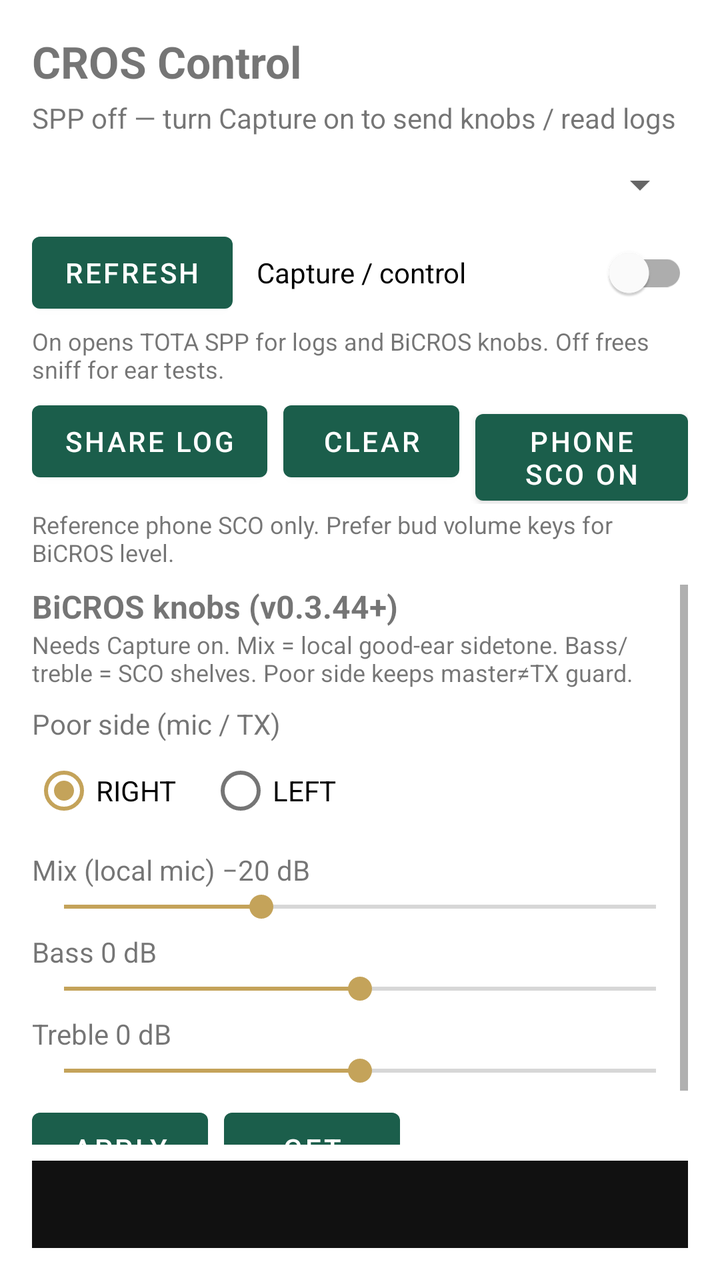
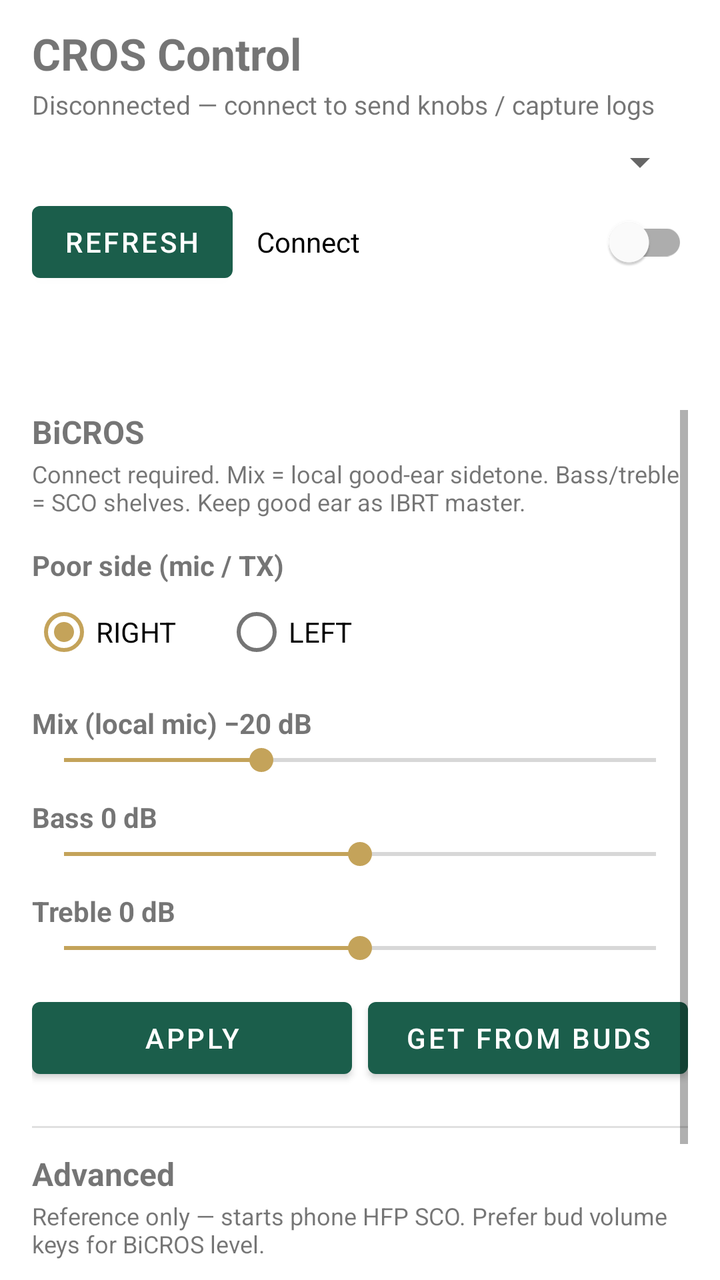

Screens rendered from an Android XML layout before and after an edit, with the pre-edit source and the edit as a unified diff.
<!-- AndroidManifest.xml: application theme Theme.CrosLog -->
<!-- res/layout/activity_main.xml -->
<?xml version="1.0" encoding="utf-8"?>
<androidx.constraintlayout.widget.ConstraintLayout xmlns:android="http://schemas.android.com/apk/res/android"
    xmlns:app="http://schemas.android.com/apk/res-auto"
    android:layout_width="match_parent"
    android:layout_height="match_parent"
    android:padding="16dp">

    <TextView
        android:id="@+id/titleText"
        android:layout_width="0dp"
        android:layout_height="wrap_content"
        android:text="@string/app_name"
        android:textSize="22sp"
        android:textStyle="bold"
        app:layout_constraintEnd_toEndOf="parent"
        app:layout_constraintStart_toStartOf="parent"
        app:layout_constraintTop_toTopOf="parent" />

    <TextView
        android:id="@+id/statusText"
        android:layout_width="0dp"
        android:layout_height="wrap_content"
        android:layout_marginTop="4dp"
        android:text="@string/status_idle"
        app:layout_constraintEnd_toEndOf="parent"
        app:layout_constraintStart_toStartOf="parent"
        app:layout_constraintTop_toBottomOf="@id/titleText" />

    <Spinner
        android:id="@+id/deviceSpinner"
        android:layout_width="0dp"
        android:layout_height="wrap_content"
        android:layout_marginTop="12dp"
        app:layout_constraintEnd_toEndOf="parent"
        app:layout_constraintStart_toStartOf="parent"
        app:layout_constraintTop_toBottomOf="@id/statusText" />

    <LinearLayout
        android:id="@+id/controlRow"
        android:layout_width="0dp"
        android:layout_height="wrap_content"
        android:layout_marginTop="8dp"
        android:gravity="center_vertical"
        android:orientation="horizontal"
        app:layout_constraintEnd_toEndOf="parent"
        app:layout_constraintStart_toStartOf="parent"
        app:layout_constraintTop_toBottomOf="@id/deviceSpinner">

        <Button
            android:id="@+id/refreshButton"
            android:layout_width="wrap_content"
            android:layout_height="wrap_content"
            android:text="@string/refresh" />

        <com.google.android.material.switchmaterial.SwitchMaterial
            android:id="@+id/loggingSwitch"
            android:layout_width="0dp"
            android:layout_height="wrap_content"
            android:layout_marginStart="12dp"
            android:layout_weight="1"
            android:checked="false"
            android:text="@string/logging_toggle" />
    </LinearLayout>

    <TextView
        android:id="@+id/loggingHint"
        android:layout_width="0dp"
        android:layout_height="wrap_content"
        android:layout_marginTop="2dp"
        android:text="@string/logging_hint"
        android:textSize="12sp"
        app:layout_constraintEnd_toEndOf="parent"
        app:layout_constraintStart_toStartOf="parent"
        app:layout_constraintTop_toBottomOf="@id/controlRow" />

    <LinearLayout
        android:id="@+id/actionRow"
        android:layout_width="0dp"
        android:layout_height="wrap_content"
        android:layout_marginTop="4dp"
        android:orientation="horizontal"
        app:layout_constraintEnd_toEndOf="parent"
        app:layout_constraintStart_toStartOf="parent"
        app:layout_constraintTop_toBottomOf="@id/loggingHint">

        <Button
            android:id="@+id/shareButton"
            android:layout_width="wrap_content"
            android:layout_height="wrap_content"
            android:text="@string/share" />

        <Button
            android:id="@+id/clearButton"
            android:layout_width="wrap_content"
            android:layout_height="wrap_content"
            android:layout_marginStart="8dp"
            android:text="@string/clear" />

        <Button
            android:id="@+id/scoButton"
            android:layout_width="wrap_content"
            android:layout_height="wrap_content"
            android:layout_marginStart="8dp"
            android:text="@string/sco_start" />
    </LinearLayout>

    <TextView
        android:id="@+id/scoHint"
        android:layout_width="0dp"
        android:layout_height="wrap_content"
        android:layout_marginTop="2dp"
        android:text="@string/sco_hint"
        android:textSize="12sp"
        app:layout_constraintEnd_toEndOf="parent"
        app:layout_constraintStart_toStartOf="parent"
        app:layout_constraintTop_toBottomOf="@id/actionRow" />

    <ScrollView
        android:id="@+id/knobScroll"
        android:layout_width="0dp"
        android:layout_height="wrap_content"
        android:layout_marginTop="8dp"
        android:fillViewport="true"
        app:layout_constraintEnd_toEndOf="parent"
        app:layout_constraintStart_toStartOf="parent"
        app:layout_constraintTop_toBottomOf="@id/scoHint"
        app:layout_constraintHeight_max="280dp">

        <LinearLayout
            android:id="@+id/knobPanel"
            android:layout_width="match_parent"
            android:layout_height="wrap_content"
            android:orientation="vertical"
            android:paddingBottom="4dp">

            <TextView
                android:layout_width="match_parent"
                android:layout_height="wrap_content"
                android:text="@string/knobs_title"
                android:textStyle="bold"
                android:textSize="16sp" />

            <TextView
                android:layout_width="match_parent"
                android:layout_height="wrap_content"
                android:text="@string/knobs_hint"
                android:textSize="12sp" />

            <TextView
                android:layout_width="match_parent"
                android:layout_height="wrap_content"
                android:layout_marginTop="8dp"
                android:text="@string/poor_side_label" />

            <RadioGroup
                android:id="@+id/poorSideGroup"
                android:layout_width="match_parent"
                android:layout_height="wrap_content"
                android:orientation="horizontal">

                <RadioButton
                    android:id="@+id/poorRight"
                    android:layout_width="wrap_content"
                    android:layout_height="wrap_content"
                    android:checked="true"
                    android:text="@string/poor_right" />

                <RadioButton
                    android:id="@+id/poorLeft"
                    android:layout_width="wrap_content"
                    android:layout_height="wrap_content"
                    android:layout_marginStart="16dp"
                    android:text="@string/poor_left" />
            </RadioGroup>

            <TextView
                android:id="@+id/mixLabel"
                android:layout_width="match_parent"
                android:layout_height="wrap_content"
                android:layout_marginTop="6dp"
                android:text="@string/mix_label" />

            <SeekBar
                android:id="@+id/mixSeek"
                android:layout_width="match_parent"
                android:layout_height="wrap_content"
                android:max="15"
                android:progress="5" />

            <TextView
                android:id="@+id/bassLabel"
                android:layout_width="match_parent"
                android:layout_height="wrap_content"
                android:layout_marginTop="4dp"
                android:text="@string/bass_label" />

            <SeekBar
                android:id="@+id/bassSeek"
                android:layout_width="match_parent"
                android:layout_height="wrap_content"
                android:max="12"
                android:progress="6" />

            <TextView
                android:id="@+id/trebleLabel"
                android:layout_width="match_parent"
                android:layout_height="wrap_content"
                android:layout_marginTop="4dp"
                android:text="@string/treble_label" />

            <SeekBar
                android:id="@+id/trebleSeek"
                android:layout_width="match_parent"
                android:layout_height="wrap_content"
                android:max="12"
                android:progress="6" />

            <LinearLayout
                android:layout_width="match_parent"
                android:layout_height="wrap_content"
                android:layout_marginTop="6dp"
                android:orientation="horizontal">

                <Button
                    android:id="@+id/applyCfgButton"
                    android:layout_width="wrap_content"
                    android:layout_height="wrap_content"
                    android:text="@string/apply_cfg" />

                <Button
                    android:id="@+id/getCfgButton"
                    android:layout_width="wrap_content"
                    android:layout_height="wrap_content"
                    android:layout_marginStart="8dp"
                    android:text="@string/get_cfg" />
            </LinearLayout>
        </LinearLayout>
    </ScrollView>

    <ScrollView
        android:id="@+id/logScroll"
        android:layout_width="0dp"
        android:layout_height="0dp"
        android:layout_marginTop="8dp"
        android:background="#111111"
        android:fillViewport="true"
        android:padding="8dp"
        app:layout_constraintBottom_toBottomOf="parent"
        app:layout_constraintEnd_toEndOf="parent"
        app:layout_constraintStart_toStartOf="parent"
        app:layout_constraintTop_toBottomOf="@id/knobScroll">

        <TextView
            android:id="@+id/logView"
            android:layout_width="match_parent"
            android:layout_height="wrap_content"
            android:fontFamily="monospace"
            android:textColor="#B8F0C8"
            android:textIsSelectable="true"
            android:textSize="12sp" />
    </ScrollView>
</androidx.constraintlayout.widget.ConstraintLayout>
<!-- resources referenced by this layout -->
<resources>
  <string name="app_name">CROS Control</string>
  <string name="apply_cfg">Apply</string>
  <string name="bass_label">Bass 0 dB</string>
  <string name="clear">Clear</string>
  <string name="get_cfg">Get</string>
  <string name="knobs_hint">Needs Capture on. Mix = local good-ear sidetone. Bass/treble = SCO shelves. Poor side keeps master≠TX guard.</string>
  <string name="knobs_title">BiCROS knobs (v0.3.44+)</string>
  <string name="logging_hint">On opens TOTA SPP for logs and BiCROS knobs. Off frees sniff for ear tests.</string>
  <string name="logging_toggle">Capture / control</string>
  <string name="mix_label">Mix (local mic) −20 dB</string>
  <string name="poor_left">LEFT</string>
  <string name="poor_right">RIGHT</string>
  <string name="poor_side_label">Poor side (mic / TX)</string>
  <string name="refresh">Refresh</string>
  <string name="sco_hint">Reference phone SCO only. Prefer bud volume keys for BiCROS level.</string>
  <string name="sco_start">Phone SCO on</string>
  <string name="share">Share log</string>
  <string name="status_idle">SPP off — turn Capture on to send knobs / read logs</string>
  <string name="treble_label">Treble 0 dB</string>
  <style name="Theme.CrosLog" parent="Theme.MaterialComponents.DayNight.DarkActionBar">
          <item name="colorPrimary">#1B5E4B</item>
          <item name="colorPrimaryVariant">#0F3D31</item>
          <item name="colorOnPrimary">#FFFFFF</item>
          <item name="colorSecondary">#C4A35A</item>
          <item name="android:statusBarColor">#0F3D31</item>
      </style>
</resources>

<!-- the commit's change to res/layout/activity_main.xml (unified diff, before → after) -->
@@ -1,50 +1,42 @@
 <?xml version="1.0" encoding="utf-8"?>
-<androidx.constraintlayout.widget.ConstraintLayout xmlns:android="http://schemas.android.com/apk/res/android"
+<LinearLayout xmlns:android="http://schemas.android.com/apk/res/android"
     xmlns:app="http://schemas.android.com/apk/res-auto"
     android:layout_width="match_parent"
     android:layout_height="match_parent"
-    android:padding="16dp">
-
+    android:orientation="vertical"
+    android:paddingHorizontal="16dp"
+    android:paddingTop="12dp"
+    android:paddingBottom="8dp">
+
+    
     <TextView
         android:id="@+id/titleText"
-        android:layout_width="0dp"
+        android:layout_width="match_parent"
         android:layout_height="wrap_content"
         android:text="@string/app_name"
         android:textSize="22sp"
-        android:textStyle="bold"
-        app:layout_constraintEnd_toEndOf="parent"
-        app:layout_constraintStart_toStartOf="parent"
-        app:layout_constraintTop_toTopOf="parent" />
+        android:textStyle="bold" />
 
     <TextView
         android:id="@+id/statusText"
-        android:layout_width="0dp"
-        android:layout_height="wrap_content"
-        android:layout_marginTop="4dp"
+        android:layout_width="match_parent"
+        android:layout_height="wrap_content"
+        android:layout_marginTop="2dp"
         android:text="@string/status_idle"
-        app:layout_constraintEnd_toEndOf="parent"
-        app:layout_constraintStart_toStartOf="parent"
-        app:layout_constraintTop_toBottomOf="@id/titleText" />
+        android:textSize="13sp" />
 
     <Spinner
         android:id="@+id/deviceSpinner"
-        android:layout_width="0dp"
-        android:layout_height="wrap_content"
-        android:layout_marginTop="12dp"
-        app:layout_constraintEnd_toEndOf="parent"
-        app:layout_constraintStart_toStartOf="parent"
-        app:layout_constraintTop_toBottomOf="@id/statusText" />
+        android:layout_width="match_parent"
+        android:layout_height="wrap_content"
+        android:layout_marginTop="8dp" />
 
     <LinearLayout
-        android:id="@+id/controlRow"
-        android:layout_width="0dp"
-        android:layout_height="wrap_content"
-        android:layout_marginTop="8dp"
+        android:layout_width="match_parent"
+        android:layout_height="wrap_content"
+        android:layout_marginTop="4dp"
         android:gravity="center_vertical"
-        android:orientation="horizontal"
-        app:layout_constraintEnd_toEndOf="parent"
-        app:layout_constraintStart_toStartOf="parent"
-        app:layout_constraintTop_toBottomOf="@id/deviceSpinner">
+        android:orientation="horizontal">
 
         <Button
             android:id="@+id/refreshButton"
@@ -62,201 +54,228 @@
             android:text="@string/logging_toggle" />
     </LinearLayout>
 
-    <TextView
-        android:id="@+id/loggingHint"
-        android:layout_width="0dp"
-        android:layout_height="wrap_content"
-        android:layout_marginTop="2dp"
-        android:text="@string/logging_hint"
-        android:textSize="12sp"
-        app:layout_constraintEnd_toEndOf="parent"
-        app:layout_constraintStart_toStartOf="parent"
-        app:layout_constraintTop_toBottomOf="@id/controlRow" />
-
-    <LinearLayout
-        android:id="@+id/actionRow"
-        android:layout_width="0dp"
-        android:layout_height="wrap_content"
+    <com.google.android.material.tabs.TabLayout
+        android:id="@+id/tabLayout"
+        android:layout_width="match_parent"
+        android:layout_height="wrap_content"
+        android:layout_marginTop="8dp"
+        app:tabGravity="fill"
+        app:tabMode="fixed"
+        app:tabIndicatorFullWidth="true" />
+
+    <FrameLayout
+        android:layout_width="match_parent"
+        android:layout_height="0dp"
         android:layout_marginTop="4dp"
-        android:orientation="horizontal"
-        app:layout_constraintEnd_toEndOf="parent"
-        app:layout_constraintStart_toStartOf="parent"
-        app:layout_constraintTop_toBottomOf="@id/loggingHint">
-
-        <Button
-            android:id="@+id/shareButton"
-            android:layout_width="wrap_content"
-            android:layout_height="wrap_content"
-            android:text="@string/share" />
-
-        <Button
-            android:id="@+id/clearButton"
-            android:layout_width="wrap_content"
-            android:layout_height="wrap_content"
-            android:layout_marginStart="8dp"
-            android:text="@string/clear" />
-
-        <Button
-            android:id="@+id/scoButton"
-            android:layout_width="wrap_content"
-            android:layout_height="wrap_content"
-            android:layout_marginStart="8dp"
-            android:text="@string/sco_start" />
-    </LinearLayout>
-
-    <TextView
-        android:id="@+id/scoHint"
-        android:layout_width="0dp"
-        android:layout_height="wrap_content"
-        android:layout_marginTop="2dp"
-        android:text="@string/sco_hint"
-        android:textSize="12sp"
-        app:layout_constraintEnd_toEndOf="parent"
-        app:layout_constraintStart_toStartOf="parent"
-        app:layout_constraintTop_toBottomOf="@id/actionRow" />
-
-    <ScrollView
-        android:id="@+id/knobScroll"
-        android:layout_width="0dp"
-        android:layout_height="wrap_content"
-        android:layout_marginTop="8dp"
-        android:fillViewport="true"
-        app:layout_constraintEnd_toEndOf="parent"
-        app:layout_constraintStart_toStartOf="parent"
-        app:layout_constraintTop_toBottomOf="@id/scoHint"
-        app:layout_constraintHeight_max="280dp">
-
-        <LinearLayout
-            android:id="@+id/knobPanel"
+        android:layout_weight="1">
+
+        
+        <ScrollView
+            android:id="@+id/controlsPanel"
             android:layout_width="match_parent"
-            android:layout_height="wrap_content"
-            android:orientation="vertical"
-            android:paddingBottom="4dp">
-
-            <TextView
-                android:layout_width="match_parent"
-                android:layout_height="wrap_content"
-                android:text="@string/knobs_title"
-                android:textStyle="bold"
-                android:textSize="16sp" />
-
-            <TextView
-                android:layout_width="match_parent"
-                android:layout_height="wrap_content"
-                android:text="@string/knobs_hint"
-                android:textSize="12sp" />
-
-            <TextView
-                android:layout_width="match_parent"
-                android:layout_height="wrap_content"
-                android:layout_marginTop="8dp"
-                android:text="@string/poor_side_label" />
-
-            <RadioGroup
-                android:id="@+id/poorSideGroup"
-                android:layout_width="match_parent"
-                android:layout_height="wrap_content"
-                android:orientation="horizontal">
-
-                <RadioButton
-                    android:id="@+id/poorRight"
-                    android:layout_width="wrap_content"
-                    android:layout_height="wrap_content"
-                    android:checked="true"
-                    android:text="@string/poor_right" />
-
-                <RadioButton
-                    android:id="@+id/poorLeft"
-                    android:layout_width="wrap_content"
-                    android:layout_height="wrap_content"
-                    android:layout_marginStart="16dp"
-                    android:text="@string/poor_left" />
-            </RadioGroup>
-
-            <TextView
-                android:id="@+id/mixLabel"
-                android:layout_width="match_parent"
-                android:layout_height="wrap_content"
-                android:layout_marginTop="6dp"
-                android:text="@string/mix_label" />
-
-            <SeekBar
-                android:id="@+id/mixSeek"
-                android:layout_width="match_parent"
-                android:layout_height="wrap_content"
-                android:max="15"
-                android:progress="5" />
-
-            <TextView
-                android:id="@+id/bassLabel"
-                android:layout_width="match_parent"
-                android:layout_height="wrap_content"
-                android:layout_marginTop="4dp"
-                android:text="@string/bass_label" />
-
-            <SeekBar
-                android:id="@+id/bassSeek"
-                android:layout_width="match_parent"
-                android:layout_height="wrap_content"
-                android:max="12"
-                android:progress="6" />
-
-            <TextView
-                android:id="@+id/trebleLabel"
-                android:layout_width="match_parent"
-                android:layout_height="wrap_content"
-                android:layout_marginTop="4dp"
-                android:text="@string/treble_label" />
-
-            <SeekBar
-                android:id="@+id/trebleSeek"
-                android:layout_width="match_parent"
-                android:layout_height="wrap_content"
-                android:max="12"
-                android:progress="6" />
+            android:layout_height="match_parent"
+            android:fillViewport="true">
 
             <LinearLayout
                 android:layout_width="match_parent"
                 android:layout_height="wrap_content"
+                android:orientation="vertical"
+                android:paddingBottom="16dp">
+
+                <TextView
+                    android:layout_width="match_parent"
+                    android:layout_height="wrap_content"
+                    android:text="@string/knobs_title"
+                    android:textSize="16sp"
+                    android:textStyle="bold" />
+
+                <TextView
+                    android:layout_width="match_parent"
+                    android:layout_height="wrap_content"
+                    android:layout_marginTop="2dp"
+                    android:text="@string/knobs_hint"
+                    android:textSize="12sp" />
+
+                <TextView
+                    android:layout_width="match_parent"
+                    android:layout_height="wrap_content"
+                    android:layout_marginTop="14dp"
+                    android:text="@string/poor_side_label"
+                    android:textStyle="bold" />
+
+                <RadioGroup
+                    android:id="@+id/poorSideGroup"
+                    android:layout_width="match_parent"
+                    android:layout_height="wrap_content"
+                    android:orientation="horizontal">
+
+                    <RadioButton
+                        android:id="@+id/poorRight"
+                        android:layout_width="wrap_content"
+                        android:layout_height="wrap_content"
+                        android:checked="true"
+                        android:text="@string/poor_right" />
+
+                    <RadioButton
+                        android:id="@+id/poorLeft"
+                        android:layout_width="wrap_content"
+                        android:layout_height="wrap_content"
+                        android:layout_marginStart="24dp"
+                        android:text="@string/poor_left" />
+                </RadioGroup>
+
+                <TextView
+                    android:id="@+id/mixLabel"
+                    android:layout_width="match_parent"
+                    android:layout_height="wrap_content"
+                    android:layout_marginTop="12dp"
+                    android:text="@string/mix_label"
+                    android:textStyle="bold" />
+
+                <SeekBar
+                    android:id="@+id/mixSeek"
+                    android:layout_width="match_parent"
+                    android:layout_height="wrap_content"
+                    android:max="15"
+                    android:progress="5" />
+
+                <TextView
+                    android:id="@+id/bassLabel"
+                    android:layout_width="match_parent"
+                    android:layout_height="wrap_content"
+                    android:layout_marginTop="10dp"
+                    android:text="@string/bass_label"
+                    android:textStyle="bold" />
+
+                <SeekBar
+                    android:id="@+id/bassSeek"
+                    android:layout_width="match_parent"
+                    android:layout_height="wrap_content"
+                    android:max="12"
+                    android:progress="6" />
+
+                <TextView
+                    android:id="@+id/trebleLabel"
+                    android:layout_width="match_parent"
+                    android:layout_height="wrap_content"
+                    android:layout_marginTop="10dp"
+                    android:text="@string/treble_label"
+                    android:textStyle="bold" />
+
+                <SeekBar
+                    android:id="@+id/trebleSeek"
+                    android:layout_width="match_parent"
+                    android:layout_height="wrap_content"
+                    android:max="12"
+                    android:progress="6" />
+
+                <LinearLayout
+                    android:layout_width="match_parent"
+                    android:layout_height="wrap_content"
+                    android:layout_marginTop="12dp"
+                    android:orientation="horizontal">
+
+                    <Button
+                        android:id="@+id/applyCfgButton"
+                        android:layout_width="0dp"
+                        android:layout_height="wrap_content"
+                        android:layout_weight="1"
+                        android:text="@string/apply_cfg" />
+
+                    <Button
+                        android:id="@+id/getCfgButton"
+                        android:layout_width="0dp"
+                        android:layout_height="wrap_content"
+                        android:layout_marginStart="8dp"
+                        android:layout_weight="1"
+                        android:text="@string/get_cfg" />
+                </LinearLayout>
+
+                <View
+                    android:layout_width="match_parent"
+                    android:layout_height="1dp"
+                    android:layout_marginTop="20dp"
+                    android:layout_marginBottom="12dp"
+                    android:background="?android:attr/listDivider" />
+
+                <TextView
+                    android:layout_width="match_parent"
+                    android:layout_height="wrap_content"
+                    android:text="@string/advanced_title"
+                    android:textSize="16sp"
+                    android:textStyle="bold" />
+
+                <TextView
+                    android:layout_width="match_parent"
+                    android:layout_height="wrap_content"
+                    android:layout_marginTop="2dp"
+                    android:text="@string/sco_hint"
+                    android:textSize="12sp" />
+
+                <Button
+                    android:id="@+id/scoButton"
+                    android:layout_width="wrap_content"
+                    android:layout_height="wrap_content"
+                    android:layout_marginTop="8dp"
+                    android:text="@string/sco_start" />
+            </LinearLayout>
+        </ScrollView>
+
+        
+        <LinearLayout
+            android:id="@+id/logsPanel"
+            android:layout_width="match_parent"
+            android:layout_height="match_parent"
+            android:orientation="vertical"
+            android:visibility="gone">
+
+            <LinearLayout
+                android:layout_width="match_parent"
+                android:layout_height="wrap_content"
+                android:gravity="center_vertical"
+                android:orientation="horizontal">
+
+                <TextView
+                    android:id="@+id/logCountText"
+                    android:layout_width="0dp"
+                    android:layout_height="wrap_content"
+                    android:layout_weight="1"
+                    android:text="@string/log_count_zero"
+                    android:textSize="12sp" />
+
+                <Button
+                    android:id="@+id/shareButton"
+                    android:layout_width="wrap_content"
+                    android:layout_height="wrap_content"
+                    android:text="@string/share" />
+
+                <Button
+                    android:id="@+id/clearButton"
+                    android:layout_width="wrap_content"
+                    android:layout_height="wrap_content"
+                    android:layout_marginStart="8dp"
+                    android:text="@string/clear" />
+            </LinearLayout>
+
+            <ScrollView
+                android:id="@+id/logScroll"
+                android:layout_width="match_parent"
+                android:layout_height="0dp"
                 android:layout_marginTop="6dp"
-                android:orientation="horizontal">
-
-                <Button
-                    android:id="@+id/applyCfgButton"
-                    android:layout_width="wrap_content"
-                    android:layout_height="wrap_content"
-                    android:text="@string/apply_cfg" />
-
-                <Button
-                    android:id="@+id/getCfgButton"
-                    android:layout_width="wrap_content"
-                    android:layout_height="wrap_content"
-                    android:layout_marginStart="8dp"
-                    android:text="@string/get_cfg" />
-            </LinearLayout>
+                android:layout_weight="1"
+                android:background="#111111"
+                android:fillViewport="true"
+                android:padding="8dp">
+
+                <TextView
+                    android:id="@+id/logView"
+                    android:layout_width="match_parent"
+                    android:layout_height="wrap_content"
+                    android:fontFamily="monospace"
+                    android:textColor="#B8F0C8"
+                    android:textIsSelectable="true"
+                    android:textSize="11sp" />
+            </ScrollView>
         </LinearLayout>
-    </ScrollView>
-
-    <ScrollView
-        android:id="@+id/logScroll"
-        android:layout_width="0dp"
-        android:layout_height="0dp"
-        android:layout_marginTop="8dp"
-        android:background="#111111"
-        android:fillViewport="true"
-        android:padding="8dp"
-        app:layout_constraintBottom_toBottomOf="parent"
-        app:layout_constraintEnd_toEndOf="parent"
-        app:layout_constraintStart_toStartOf="parent"
-        app:layout_constraintTop_toBottomOf="@id/knobScroll">
-
-        <TextView
-            android:id="@+id/logView"
-            android:layout_width="match_parent"
-            android:layout_height="wrap_content"
-            android:fontFamily="monospace"
-            android:textColor="#B8F0C8"
-            android:textIsSelectable="true"
-            android:textSize="12sp" />
-    </ScrollView>
-</androidx.constraintlayout.widget.ConstraintLayout>
+    </FrameLayout>
+</LinearLayout>
<!-- resource entries referenced after the edit -->
@@ -1,23 +1,24 @@
 <!-- resources referenced by this layout -->
 <resources>
+  <string name="advanced_title">Advanced</string>
   <string name="app_name">CROS Control</string>
   <string name="apply_cfg">Apply</string>
   <string name="bass_label">Bass 0 dB</string>
   <string name="clear">Clear</string>
-  <string name="get_cfg">Get</string>
-  <string name="knobs_hint">Needs Capture on. Mix = local good-ear sidetone. Bass/treble = SCO shelves. Poor side keeps master≠TX guard.</string>
-  <string name="knobs_title">BiCROS knobs (v0.3.44+)</string>
-  <string name="logging_hint">On opens TOTA SPP for logs and BiCROS knobs. Off frees sniff for ear tests.</string>
-  <string name="logging_toggle">Capture / control</string>
+  <string name="get_cfg">Get from buds</string>
+  <string name="knobs_hint">Connect required. Mix = local good-ear sidetone. Bass/treble = SCO shelves. Keep good ear as IBRT master.</string>
+  <string name="knobs_title">BiCROS</string>
+  <string name="log_count_zero">0 lines</string>
+  <string name="logging_toggle">Connect</string>
   <string name="mix_label">Mix (local mic) −20 dB</string>
   <string name="poor_left">LEFT</string>
   <string name="poor_right">RIGHT</string>
   <string name="poor_side_label">Poor side (mic / TX)</string>
   <string name="refresh">Refresh</string>
-  <string name="sco_hint">Reference phone SCO only. Prefer bud volume keys for BiCROS level.</string>
+  <string name="sco_hint">Reference only — starts phone HFP SCO. Prefer bud volume keys for BiCROS level.</string>
   <string name="sco_start">Phone SCO on</string>
-  <string name="share">Share log</string>
-  <string name="status_idle">SPP off — turn Capture on to send knobs / read logs</string>
+  <string name="share">Share</string>
+  <string name="status_idle">Disconnected — connect to send knobs / capture logs</string>
   <string name="treble_label">Treble 0 dB</string>
   <style name="Theme.CrosLog" parent="Theme.MaterialComponents.DayNight.DarkActionBar">
           <item name="colorPrimary">#1B5E4B</item>
